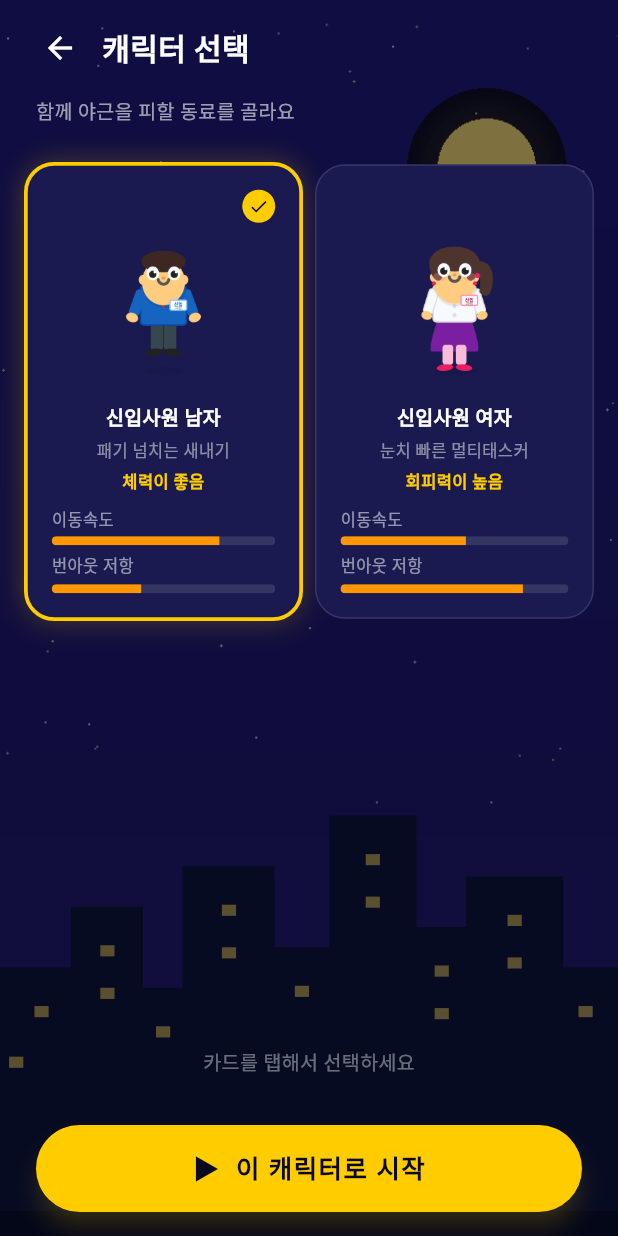
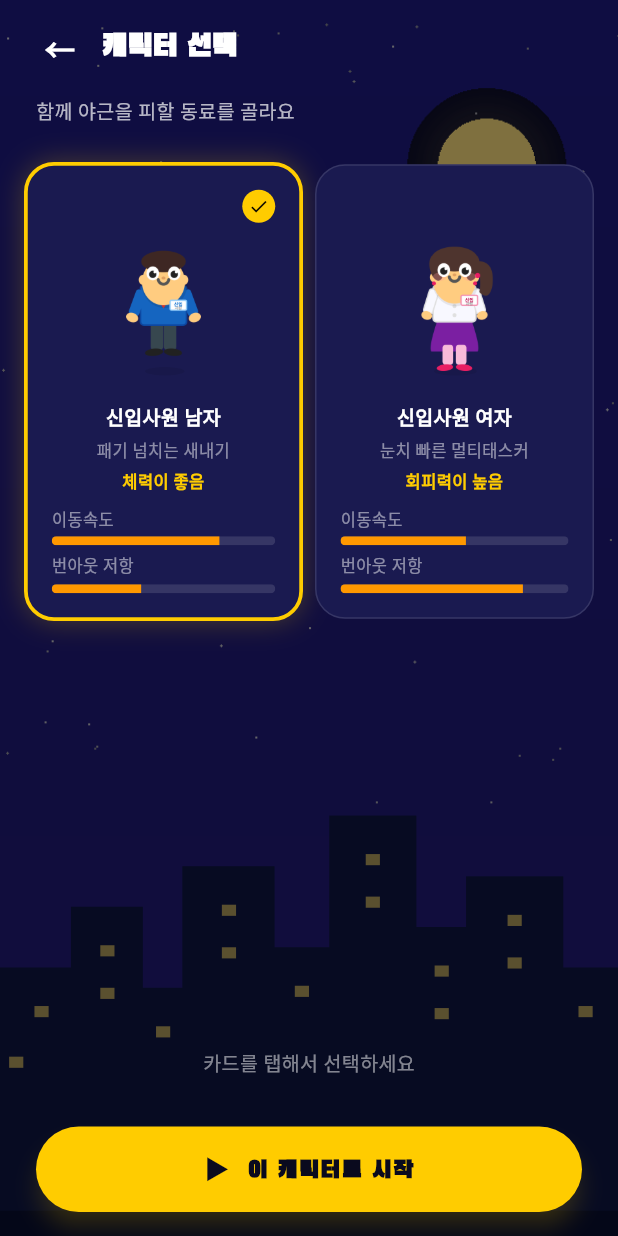
Before and after one commit to jaekyung-you/flutter-unity-webgl-game, a Flutter app: the _CharacterSelectView screen opened directly, on a phone screen of 412 x 824 dp. Run offline on Flutter 3.47's test engine with Material 3 defaults, Android fonts, the phone set to English and light mode, and no system bars; our stand-ins replace equatable, flutter_bloc, shared_preferences; missing offline and left inert: flutter_inappwebview; accounts and stored records are empty.

Commit message:
feat(ui): UI/UX consistency pass — font, tokens, dialogs, touch feedback
- Add Black Han Sans (Korean game font) via pubspec.yaml + assets/fonts/
- AppTextStyles: apply BlackHanSans to display/heading/title/button styles
- AppColors: add dialogSurface (warm amber-tinted), divider, textMuted tokens
- AppCard: fix highlighted bug (both branches used surface1); now uses darker navy + amber border
- AppButton: replace hardcoded fontSize:17 with AppTextStyles.button token
- AppDialog: warm amber-tinted surface, token-based text styles, AppButton actions
- All screens: replace Colors.white12/38/54/60/70 with AppColors.divider/textMuted/textSecondary
- game_page: replace Icons.arrow_back + Icons.pause/play with Unicode '←'/'⏸'/'▶'
- game_page: AnimatedScale press feedback on HUD circle buttons
- game_page: _PressableMoveButton with amber highlight on press, AnimatedScale
- character_select + score: replace Icons.arrow_back with '←' text
- score screen: inline ElevatedButton in clear dialog → AppButton.danger

Co-Authored-By: Claude Sonnet 4.6 <noreply@anthropic.com>

```diff
--- a/flutter-app/lib/core/constants/app_colors.dart
+++ b/flutter-app/lib/core/constants/app_colors.dart
@@ -3,7 +3,7 @@ import 'package:flutter/material.dart';
 class AppColors {
   // Primary brand
   static const amber = Color(0xFFFFCC00);
-  static const yellow = amber; // backward-compat alias
+  static const yellow = amber;
 
   // Semantic
   static const danger  = Color(0xFFE53935);
@@ -12,19 +12,23 @@ class AppColors {
 
   // Surfaces (with alpha for glass-card feel)
   static const background = Color(0xFF0A0A1E);
-  static const surface0   = Color(0xCC0A0A1E); // 80% — dialogs
+  static const surface0   = Color(0xCC0A0A1E); // 80% — dialogs (cool)
   static const surface1   = Color(0x991A1A4E); // 60% — cards
   static const surface2   = Color(0x661A1A4E); // 40% — HUD badges
 
-  // Legacy aliases
+  // Warm dialog surface (amber-tinted for night backdrop)
+  static const dialogSurface = Color(0xE6100D00); // near-black warm at 90%
+
+  // Text — use these, not Flutter named Colors.whiteXX
+  static const textPrimary   = Color(0xFFFFFFFF); // white
+  static const textSecondary = Color(0xB3FFFFFF); // 70% — labels, values
+  static const textMuted     = Color(0x80FFFFFF); // 50% — hints, secondary
+  static const divider       = Color(0x1FFFFFFF); // 12% — borders, separators
+
+  // Legacy aliases (kept for backward compat)
   static const backgroundMid = Color(0xFF0D1040);
   static const backgroundEnd = Color(0xFF151540);
   static const cardDark      = Color(0xFF1A1A4E);
   static const cardDarker    = Color(0xFF15153A);
   static const cardDeep      = Color(0xFF1A1A50);
-
-  // Text
-  static const textPrimary   = Color(0xFFFFFFFF);
-  static const textSecondary = Color(0xB3FFFFFF); // 70%
-  static const textMuted     = Color(0x66FFFFFF); // 40%
 }
--- a/flutter-app/lib/core/constants/app_text_styles.dart
+++ b/flutter-app/lib/core/constants/app_text_styles.dart
@@ -1,7 +1,11 @@
 import 'package:flutter/material.dart';
+import 'app_colors.dart';
 
 class AppTextStyles {
+  static const _gameFont = 'BlackHanSans';
+
   static const display = TextStyle(
+    fontFamily: _gameFont,
     fontSize: 40,
     fontWeight: FontWeight.w900,
     letterSpacing: 2,
@@ -9,14 +13,24 @@ class AppTextStyles {
   );
 
   static const heading = TextStyle(
+    fontFamily: _gameFont,
     fontSize: 28,
     fontWeight: FontWeight.bold,
     color: Colors.white,
   );
 
   static const title = TextStyle(
+    fontFamily: _gameFont,
     fontSize: 20,
     fontWeight: FontWeight.bold,
+    color: Colors.white,
+  );
+
+  static const button = TextStyle(
+    fontFamily: _gameFont,
+    fontSize: 16,
+    fontWeight: FontWeight.w700,
+    letterSpacing: 1,
     color: Colors.white,
   );
 
@@ -27,11 +41,11 @@ class AppTextStyles {
 
   static const caption = TextStyle(
     fontSize: 13,
-    color: Colors.white70,
+    color: AppColors.textSecondary,
   );
 
   static const micro = TextStyle(
     fontSize: 11,
-    color: Colors.white54,
+    color: AppColors.textMuted,
   );
 }
--- a/flutter-app/lib/core/widgets/app_button.dart
+++ b/flutter-app/lib/core/widgets/app_button.dart
@@ -1,6 +1,7 @@
 import 'package:flutter/material.dart';
 import '../constants/app_colors.dart';
 import '../constants/app_spacing.dart';
+import '../constants/app_text_styles.dart';
 
 class AppButton extends StatelessWidget {
   const AppButton._({
@@ -78,10 +79,7 @@ class AppButton extends StatelessWidget {
             ? Colors.transparent
             : backgroundColor.withOpacity(0.4),
       ),
-      child: Text(
-        label,
-        style: const TextStyle(fontSize: 17, fontWeight: FontWeight.bold, letterSpacing: 1),
-      ),
+      child: Text(label, style: AppTextStyles.button.copyWith(color: foregroundColor)),
     );
 
     if (isFullWidth) {
--- a/flutter-app/lib/core/widgets/app_card.dart
+++ b/flutter-app/lib/core/widgets/app_card.dart
@@ -19,10 +19,10 @@ class AppCard extends StatelessWidget {
     return Container(
       padding: padding,
       decoration: BoxDecoration(
-        color: highlighted ? AppColors.surface1 : AppColors.surface1,
+        color: highlighted ? const Color(0xCC1A1A2E) : AppColors.surface1,
         borderRadius: BorderRadius.circular(AppSpacing.radiusLg),
         border: Border.all(
-          color: highlighted ? AppColors.amber.withOpacity(0.4) : Colors.white12,
+          color: highlighted ? AppColors.amber.withOpacity(0.4) : AppColors.divider,
           width: highlighted ? 1.5 : 1,
         ),
         boxShadow: highlighted
--- a/flutter-app/lib/features/character_select/view/character_select_screen.dart
+++ b/flutter-app/lib/features/character_select/view/character_select_screen.dart
@@ -43,7 +43,9 @@ class _CharacterSelectView extends StatelessWidget {
                     children: [
                       IconButton(
                         onPressed: () => Navigator.pop(context),
-                        icon: const Icon(Icons.arrow_back, color: Colors.white),
+                        icon: Text('←',
+                            style: AppTextStyles.title.copyWith(
+                                color: AppColors.textPrimary)),
                       ),
                       const SizedBox(width: AppSpacing.xs),
                       Text('캐릭터 선택', style: AppTextStyles.title),
@@ -55,7 +57,7 @@ class _CharacterSelectView extends StatelessWidget {
                   child: Text(
                     '함께 야근을 피할 동료를 골라요',
                     style: AppTextStyles.caption.copyWith(
-                        color: Colors.white.withOpacity(0.6)),
+                        color: AppColors.textSecondary),
                   ),
                 ),
                 const SizedBox(height: AppSpacing.lg),
@@ -80,7 +82,7 @@ class _CharacterSelectView extends StatelessWidget {
                   child: Text(
                     '카드를 탭해서 선택하세요',
                     style: AppTextStyles.caption.copyWith(
-                        color: Colors.white.withOpacity(0.4)),
+                        color: AppColors.textMuted),
                   ),
                 ),
                 const SizedBox(height: AppSpacing.md),
@@ -121,7 +123,7 @@ class _CharacterSelectView extends StatelessWidget {
           color: AppColors.cardDeep,
           borderRadius: BorderRadius.circular(AppSpacing.radiusLg),
           border: Border.all(
-            color: isSelected ? AppColors.amber : Colors.white12,
+            color: isSelected ? AppColors.amber : AppColors.divider,
             width: isSelected ? 2.5 : 1,
           ),
           boxShadow: isSelected
@@ -165,7 +167,7 @@ class _CharacterSelectView extends StatelessWidget {
             const SizedBox(height: AppSpacing.xs),
             Text(desc,
                 style: AppTextStyles.micro.copyWith(
-                    color: Colors.white.withOpacity(0.5)),
+                    color: AppColors.textMuted),
                 textAlign: TextAlign.center),
             const SizedBox(height: AppSpacing.xs),
             Text(trait,
@@ -186,13 +188,13 @@ class _CharacterSelectView extends StatelessWidget {
     return Column(
       crossAxisAlignment: CrossAxisAlignment.start,
       children: [
-        Text(label, style: AppTextStyles.micro.copyWith(color: Colors.white54)),
+        Text(label, style: AppTextStyles.micro.copyWith(color: AppColors.textMuted)),
         const SizedBox(height: 3),
         ClipRRect(
           borderRadius: BorderRadius.circular(4),
           child: LinearProgressIndicator(
             value: ratio,
-            backgroundColor: Colors.white12,
+            backgroundColor: AppColors.divider,
             valueColor: const AlwaysStoppedAnimation<Color>(AppColors.warning),
             minHeight: 6,
           ),
--- a/flutter-app/lib/features/splash/view/splash_screen.dart
+++ b/flutter-app/lib/features/splash/view/splash_screen.dart
@@ -93,7 +93,7 @@ class _SplashScreenState extends State<SplashScreen>
                         borderRadius: BorderRadius.circular(4),
                         child: LinearProgressIndicator(
                           value: _progress.value,
-                          backgroundColor: Colors.white12,
+                          backgroundColor: AppColors.divider,
                           valueColor: const AlwaysStoppedAnimation<Color>(AppColors.amber),
                           minHeight: 4,
                         ),
@@ -102,7 +102,7 @@ class _SplashScreenState extends State<SplashScreen>
                     const SizedBox(height: 12),
                     const Text('LOADING...',
                         style: TextStyle(
-                            color: Colors.white38, fontSize: 12, letterSpacing: 2)),
+                            color: AppColors.textMuted, fontSize: 12, letterSpacing: 2)),
                   ],
                 ),
               ),
```
Also changed, not shown: flutter-app/lib/core/widgets/app_dialog.dart (+26 -18 lines), flutter-app/lib/features/game/view/game_page.dart (+115 -45 lines), flutter-app/lib/features/home/view/home_screen.dart (+7 -6 lines), flutter-app/lib/features/score/view/score_screen.dart (+18 -24 lines), flutter-app/pubspec.yaml (+4 -25 lines), flutter-app/assets/fonts/BlackHanSans-Regular.ttf (added).
